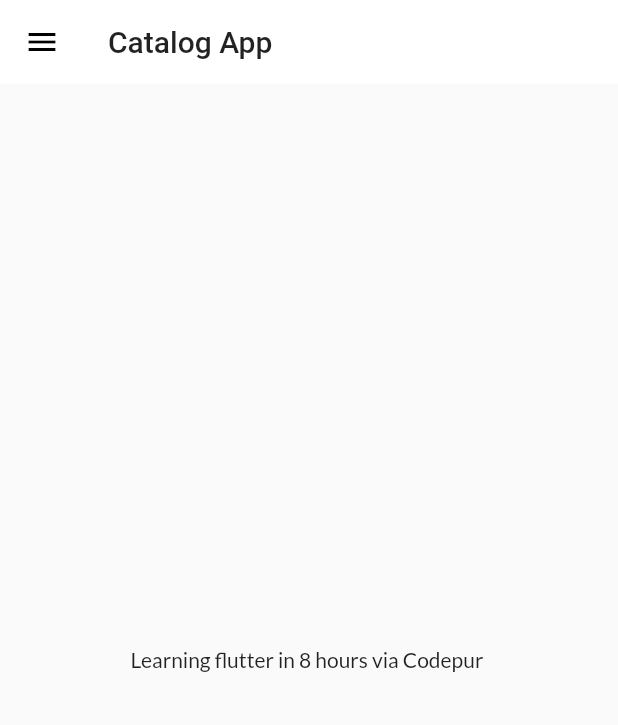
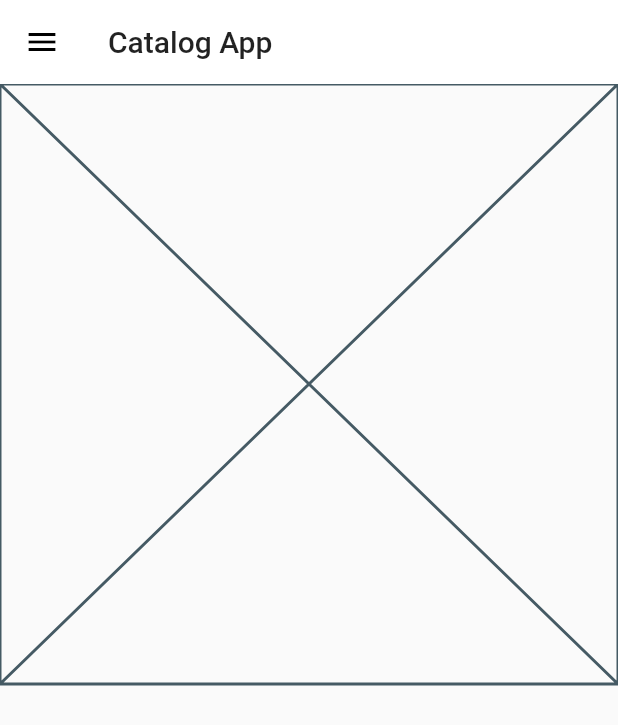
Before and after one commit to RangerRishabh/LearningFlutter, a Flutter app: the screen it shows after launch, on a phone screen of 412 x 824 dp. Shown: the top 725 px of the screen. Run offline on Flutter 3.47's test engine with Material 2 defaults, Android fonts, the phone set to English and light mode, and no system bars; our stand-ins replace google_fonts.

Commit message:
day 12 mid journey

```diff
--- a/lib/models/catalog.dart
+++ b/lib/models/catalog.dart
@@ -1,17 +1,7 @@
-class Item {
-  final String id;
-  final String name;
-  final num price;
-  final String desc;
-  final String color;
-  final String image;
-
-  Item({this.id, this.name, this.price, this.desc, this.color, this.image});
-}
-
-final products = [
+class CatalogModel{
+  static final items = [
   Item(
-      id: "Codepur001",
+      id: 1,
       name: "iPhone 12 Pro",
       desc: "Apple iPhone 12th generation",
       price: 999,
@@ -19,3 +9,17 @@ final products = [
       image:
           "https://encrypted-tbn0.gstatic.com/images?q=tbn:ANd9GcRISJ6msIu4AU9_M9ZnJVQVFmfuhfyJjEtbUm3ZK11_8IV9TV25-1uM5wHjiFNwKy99w0mR5Hk&usqp=CAc")
 ];
+}
+
+
+
+class Item {
+  final int id;
+  final String name;
+  final num price;
+  final String desc;
+  final String color;
+  final String image;
+
+  Item({required this.id, required this.name, required this.price, required this.desc, required this.color, required this.image});
+}
--- a/lib/pages/home_page.dart
+++ b/lib/pages/home_page.dart
@@ -1,5 +1,8 @@
 import 'package:flutter/material.dart';
+import 'package:flutter_catalog/models/catalog.dart';
 import 'package:flutter_catalog/widgets/drawer.dart';
+
+import '../widgets/item_widget.dart';
 
 class HomePage extends StatelessWidget {
   final int hrs = 8;
@@ -11,10 +14,13 @@ class HomePage extends StatelessWidget {
       appBar: AppBar(
         title: Text("Catalog App"),
       ),
-      body: Center(
-        child: Container(
-          child: Text("Learning flutter in $hrs hours via $name "),
-        ),
+      body: ListView.builder(
+        itemCount: CatalogModel.items.length,
+        itemBuilder: (context, index) {
+          return ItemWidget(
+            item: CatalogModel.items[index],
+            );
+        },
       ),
       drawer: MyDrawer(),
     );
--- /dev/null
+++ b/lib/widgets/item_widget.dart
@@ -0,0 +1,14 @@
+import 'package:flutter/material.dart';
+import 'package:flutter_catalog/models/catalog.dart';
+
+class ItemWidget extends StatelessWidget {
+  final Item item;
+
+  const ItemWidget({Key? key, required this.item})
+  : super(key: key);
+
+  @override
+  Widget build(BuildContext context) {
+    return const Placeholder();
+  }
+}
```
